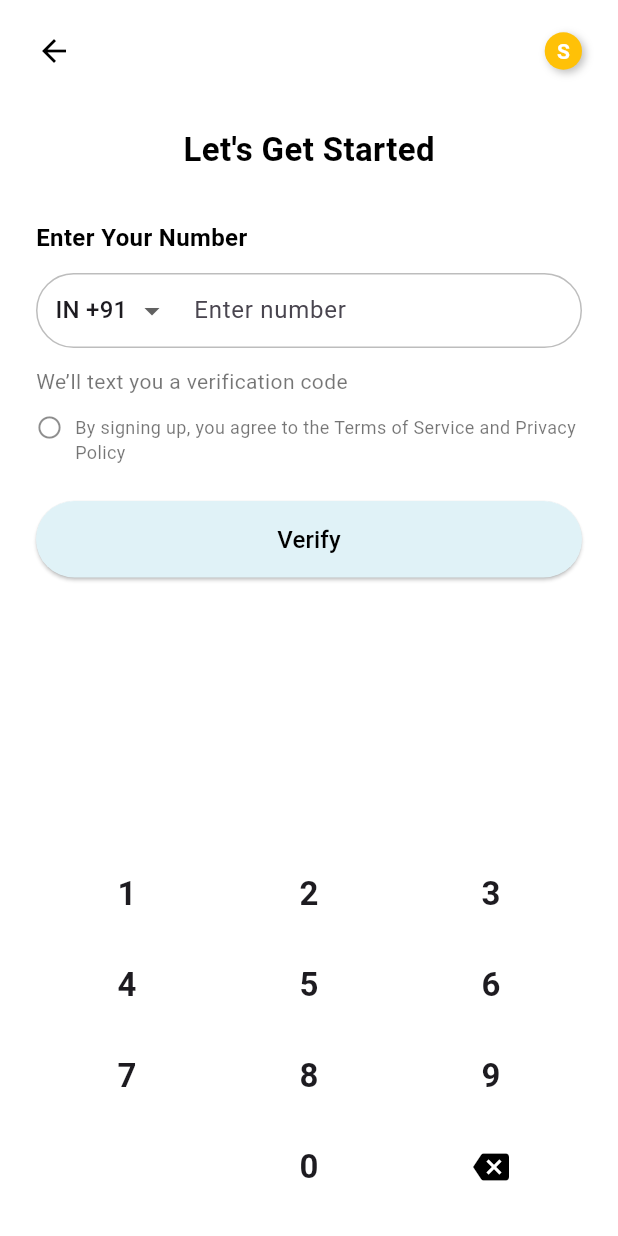
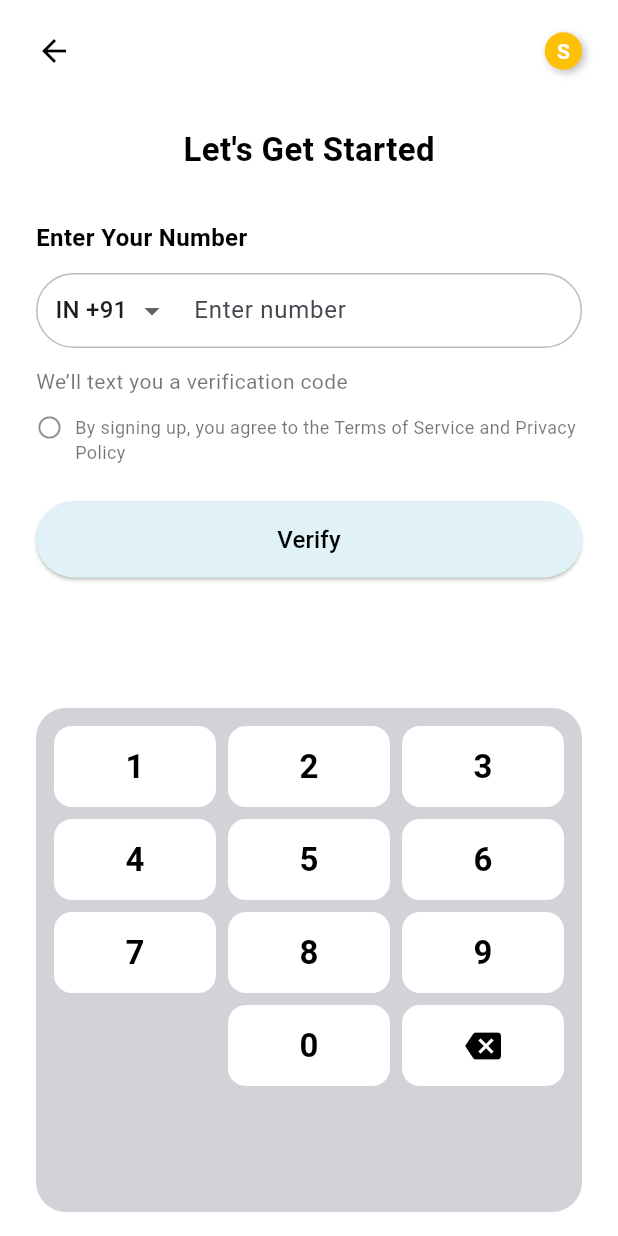
Before and after one commit to Amansarfraz/sparkle_app, a Flutter app: the VerifyNumberScreen screen opened by its route, on a phone screen of 412 x 824 dp. Run offline on Flutter 3.47's test engine with Material 3 defaults, Android fonts, the phone set to English and light mode, and no system bars; our stand-ins replace pin_code_fields; Roboto replaces fonts that are missing (Poppins).

Commit message:
Update verify_number_screen UI with bottom box design

```diff
--- a/lib/screens/verify_number_screen.dart
+++ b/lib/screens/verify_number_screen.dart
@@ -122,8 +122,7 @@ class _VerifyNumberScreenState extends State<VerifyNumberScreen> {
                     Expanded(
                       child: TextField(
                         controller: _phoneController,
-                        readOnly:
-                            true, // user sirf keypad se input karega, normal keyboard open nahi hoga
+                        readOnly: true, // sirf custom keypad se input
                         keyboardType: TextInputType.none,
                         decoration: const InputDecoration(
                           border: InputBorder.none,
@@ -190,21 +189,41 @@ class _VerifyNumberScreenState extends State<VerifyNumberScreen> {
 
               const Spacer(),
 
-              // Custom Number Pad
-              GridView.builder(
+              // Number Pad Box
+              Container(
+                width: 396,
+                height: 336,
+                decoration: BoxDecoration(
+                  color: const Color(0xFFD1D3D9), // background color
+                  borderRadius: BorderRadius.circular(20),
+                ),
+                padding: const EdgeInsets.all(12),
+                child: GridView.builder(
+                  physics: const NeverScrollableScrollPhysics(),
                   shrinkWrap: true,
                   itemCount: 12, // 0-9 + backspace + empty
                   gridDelegate: const SliverGridDelegateWithFixedCrossAxisCount(
                     crossAxisCount: 3,
+                    crossAxisSpacing: 8,
+                    mainAxisSpacing: 8,
                     childAspectRatio: 2,
                   ),
                   itemBuilder: (context, index) {
                     if (index == 9) {
                       return const SizedBox(); // empty space
                     } else if (index == 11) {
-                    return IconButton(
+                      return Container(
+                        decoration: BoxDecoration(
+                          color: Colors.white,
+                          borderRadius: BorderRadius.circular(12),
+                        ),
+                        child: IconButton(
                           onPressed: _deleteNumber,
-                      icon: const Icon(Icons.backspace, color: Colors.black),
+                          icon: const Icon(
+                            Icons.backspace,
+                            color: Colors.black,
+                          ),
+                        ),
                       );
                     } else {
                       String number = (index == 10)
@@ -212,18 +231,26 @@ class _VerifyNumberScreenState extends State<VerifyNumberScreen> {
                           : (index + 1).toString();
                       return InkWell(
                         onTap: () => _addNumber(number),
+                        child: Container(
+                          decoration: BoxDecoration(
+                            color: Colors.white, // button color
+                            borderRadius: BorderRadius.circular(12),
+                          ),
                           child: Center(
                             child: Text(
                               number,
                               style: const TextStyle(
                                 fontSize: 22,
                                 fontWeight: FontWeight.bold,
+                                color: Colors.black,
+                              ),
                             ),
                           ),
                         ),
                       );
                     }
                   },
+                ),
               ),
             ],
           ),
```
Lines whose indentation alone changed are shown as unchanged.
